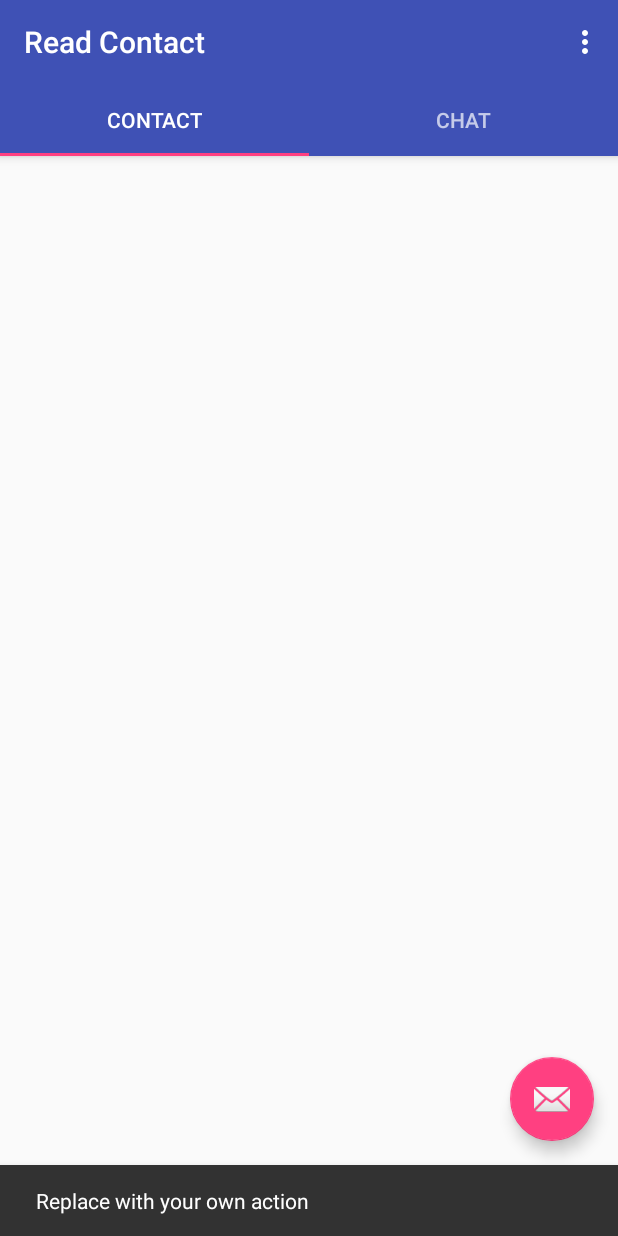
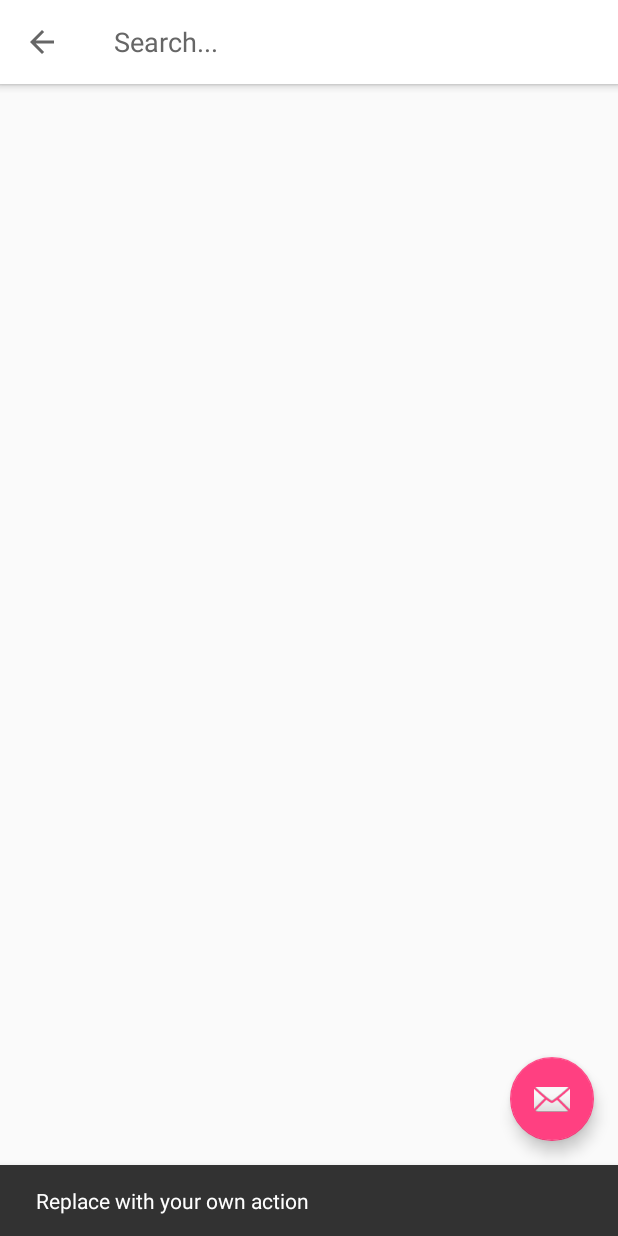
Before and after one commit to shiburagi/Messaging-App, an Android app: the screen it shows after launch (MainActivity), after a tap on an icon or button, on a phone screen of 412 x 824 dp. Run offline under Robolectric (Android 15) with nearby library versions, the phone set to English and light mode, and no system bars; 1 other tap on this screen came first.

Commit message:
search ui added

```diff
--- a/app/src/main/java/com/app/infideap/readcontact/MainActivity.java
+++ b/app/src/main/java/com/app/infideap/readcontact/MainActivity.java
@@ -19,6 +19,7 @@ public class MainActivity extends BaseActivity implements
     private TabLayout tabLayout;
     private ViewPager viewPager;
     private Fragment fragment;
+    private Toolbar searchToolBar;
 
     @Override
     protected void onCreate(Bundle savedInstanceState) {
@@ -36,6 +37,9 @@ public class MainActivity extends BaseActivity implements
             }
         });
 
+        searchToolBar = (Toolbar) findViewById(R.id.toolbar_search);
+        searchToolBar.setNavigationIcon(R.drawable.ic_arrow_back_white_24dp);
+        searchToolBar.setVisibility(View.GONE);
         initTabLayout();
         initViewPager();
     }
@@ -79,6 +83,8 @@ public class MainActivity extends BaseActivity implements
             @Override
             public void onTabSelected(TabLayout.Tab tab) {
                 viewPager.setCurrentItem(tab.getPosition());
+                tabLayout.setVisibility(View.VISIBLE);
+                searchToolBar.setVisibility(View.GONE);
             }
 
             @Override
@@ -108,7 +114,10 @@ public class MainActivity extends BaseActivity implements
         int id = item.getItemId();
 
         //noinspection SimplifiableIfStatement
-        if (id == R.id.action_settings) {
+        if (id == R.id.action_search) {
+            searchToolBar.setVisibility(View.VISIBLE);
+            tabLayout.setVisibility(View.GONE);
+
             return true;
         }
 
@@ -123,12 +132,10 @@ public class MainActivity extends BaseActivity implements
     @Override
     protected void onActivityResult(int requestCode, int resultCode, Intent data) {
         if (requestCode == Constant.PERMISSION_REQUEST && resultCode == RESULT_OK)
-            if (fragment instanceof ContactFragment){
+            if (fragment instanceof ContactFragment) {
                 ContactFragment contactFragment = (ContactFragment) fragment;
                 contactFragment.reload();
-            }
-
-        else
-            super.onActivityResult(requestCode, resultCode, data);
+            } else
+                super.onActivityResult(requestCode, resultCode, data);
     }
 }
--- /dev/null
+++ b/app/src/main/res/drawable/ic_arrow_back_white_24dp.xml
@@ -0,0 +1,9 @@
+<vector xmlns:android="http://schemas.android.com/apk/res/android"
+        android:width="24dp"
+        android:height="24dp"
+        android:viewportWidth="24.0"
+        android:viewportHeight="24.0">
+    <path
+        android:fillColor="#666"
+        android:pathData="M20,11H7.83l5.59,-5.59L12,4l-8,8 8,8 1.41,-1.41L7.83,13H20v-2z"/>
+</vector>
--- /dev/null
+++ b/app/src/main/res/drawable/ic_search_white_24dp.xml
@@ -0,0 +1,9 @@
+<vector xmlns:android="http://schemas.android.com/apk/res/android"
+        android:width="24dp"
+        android:height="24dp"
+        android:viewportWidth="24.0"
+        android:viewportHeight="24.0">
+    <path
+        android:fillColor="#fff"
+        android:pathData="M15.5,14h-0.79l-0.28,-0.27C15.41,12.59 16,11.11 16,9.5 16,5.91 13.09,3 9.5,3S3,5.91 3,9.5 5.91,16 9.5,16c1.61,0 3.09,-0.59 4.23,-1.57l0.27,0.28v0.79l5,4.99L20.49,19l-4.99,-5zM9.5,14C7.01,14 5,11.99 5,9.5S7.01,5 9.5,5 14,7.01 14,9.5 11.99,14 9.5,14z"/>
+</vector>
--- a/app/src/main/res/layout/activity_main.xml
+++ b/app/src/main/res/layout/activity_main.xml
@@ -19,6 +19,7 @@
             android:background="?attr/colorPrimary"
             app:popupTheme="@style/AppTheme.PopupOverlay" />
 
+
         <android.support.design.widget.TabLayout
             android:id="@+id/tabLayout"
             android:layout_width="match_parent"
@@ -26,6 +27,27 @@
             app:tabGravity="fill"
             app:tabMaxWidth="0dp"
             app:tabMode="fixed" />
+    </android.support.design.widget.AppBarLayout>
+
+    <android.support.design.widget.AppBarLayout
+        android:layout_width="match_parent"
+        android:layout_height="wrap_content"
+        android:theme="@style/AppTheme.AppBarOverlay">
+
+        <android.support.v7.widget.Toolbar
+            android:id="@+id/toolbar_search"
+            android:layout_width="match_parent"
+            android:layout_height="?attr/actionBarSize"
+            android:background="#fff"
+            app:popupTheme="@style/AppTheme.PopupOverlay" >
+            <EditText
+                android:textColorHint="#666"
+                android:hint="@string/searchwithdot"
+                android:layout_width="match_parent"
+                android:layout_height="wrap_content" />
+        </android.support.v7.widget.Toolbar>
+
+
     </android.support.design.widget.AppBarLayout>
 
     <include layout="@layout/content_main" />
--- a/app/src/main/res/menu/menu_main.xml
+++ b/app/src/main/res/menu/menu_main.xml
@@ -3,8 +3,9 @@
     xmlns:tools="http://schemas.android.com/tools"
     tools:context="com.app.infideap.readcontact.MainActivity">
     <item
-        android:id="@+id/action_settings"
+        android:id="@+id/action_search"
         android:orderInCategory="100"
-        android:title="@string/action_settings"
-        app:showAsAction="never" />
+        android:icon="@drawable/ic_search_white_24dp"
+        android:title="@string/action_search"
+        app:showAsAction="always" />
 </menu>
--- a/app/src/main/res/values/strings.xml
+++ b/app/src/main/res/values/strings.xml
@@ -5,4 +5,6 @@
     <string name="chat">Chat</string>
     <string name="permissionrequestmessage">Need permission.</string>
     <string name="gotit">Got it!</string>
+    <string name="action_search">Search</string>
+    <string name="searchwithdot">Search...</string>
 </resources>
```
